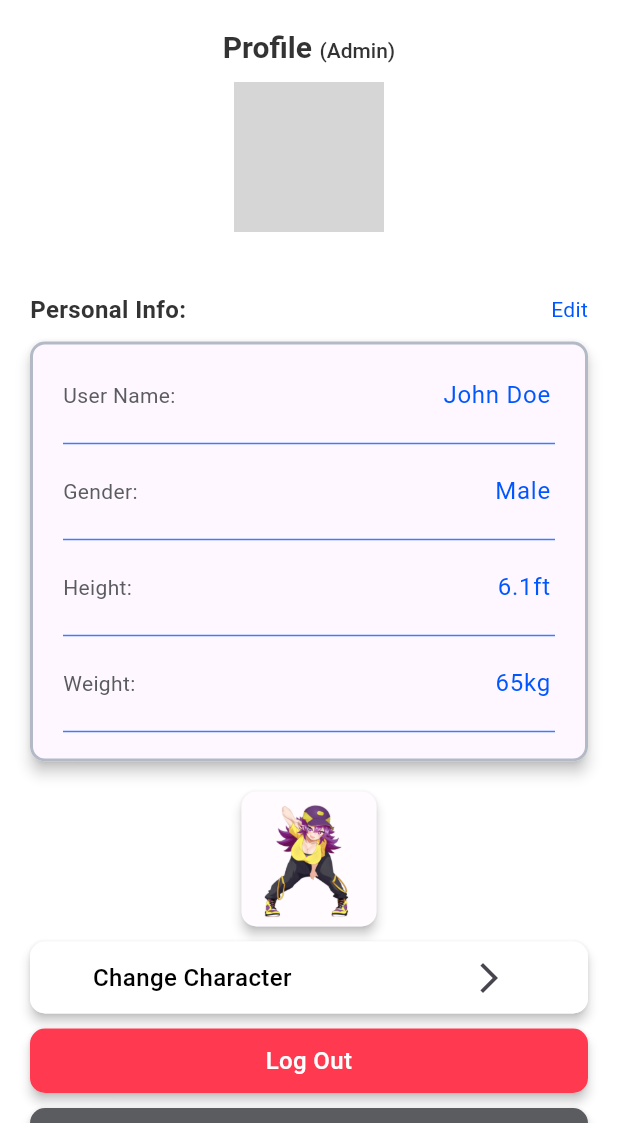
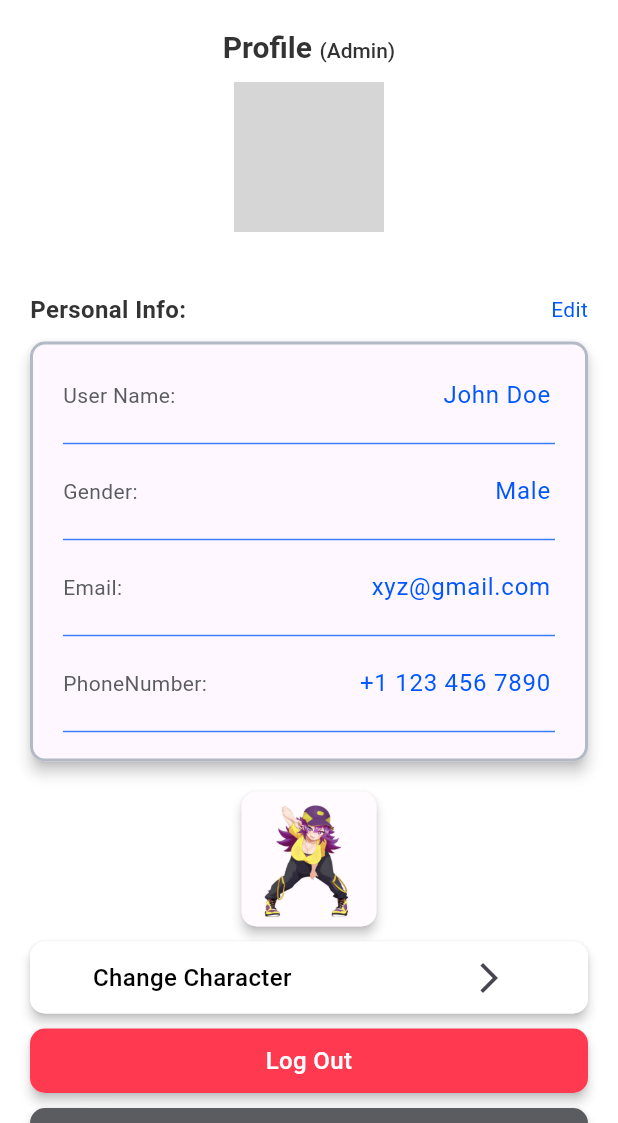
Before and after one commit to Borhan2004/Tracking-Apps, a Flutter app: the ProfileScreen screen opened directly, on a phone screen of 412 x 824 dp, the part 113-1236 px from its top. Run offline on Flutter 3.47's test engine with Material 3 defaults, Android fonts, the phone set to English and light mode, and no system bars; our stand-ins replace file_picker, fl_chart, flutter_otp_text_field, flutter_screenutil, geolocator, get and 4 more; accounts and stored records are empty; grey boxes are pictures that could not be loaded.

Commit message:
Added email and phone number.

```diff
--- a/lib/features/profile/controller/personal_info_controller.dart
+++ b/lib/features/profile/controller/personal_info_controller.dart
@@ -5,21 +5,21 @@ class PersonalInfoController extends GetxController {
   var isEditing = false.obs;
   var userName = "John Doe".obs;
   var gender = "Male".obs;
-  var height = "6.1ft".obs;
-  var weight = "65kg".obs;
+  var email = "xyz@gmail.com".obs;
+  var phoneNumber = "+1 123 456 7890".obs;
 
   late TextEditingController userNameController;
   late TextEditingController genderController;
-  late TextEditingController heightController;
-  late TextEditingController weightController;
+  late TextEditingController emailController;
+  late TextEditingController phoneNumberController;
 
   @override
   void onInit() {
     super.onInit();
     userNameController = TextEditingController(text: userName.value);
     genderController = TextEditingController(text: gender.value);
-    heightController = TextEditingController(text: height.value);
-    weightController = TextEditingController(text: weight.value);
+    emailController = TextEditingController(text: email.value);
+    phoneNumberController = TextEditingController(text: phoneNumber.value);
   }
 
   void toggleEdit() {
@@ -27,8 +27,8 @@ class PersonalInfoController extends GetxController {
     if (!isEditing.value) {
       userName.value = userNameController.text;
       gender.value = genderController.text;
-      height.value = heightController.text;
-      weight.value = weightController.text;
+      email.value = emailController.text;
+      phoneNumber.value = phoneNumberController.text;
     }
   }
 }
--- a/lib/features/profile/widget/personal_info.dart
+++ b/lib/features/profile/widget/personal_info.dart
@@ -73,15 +73,15 @@ class PersonalInfo extends StatelessWidget {
                   }),
                   Obx(() {
                     return CustomTextField(
-                      label: "Height:",
-                      controller: controller.heightController,
+                      label: "Email:",
+                      controller: controller.emailController,
                       isEditable: controller.isEditing.value,
                     );
                   }),
                   Obx(() {
                     return CustomTextField(
-                      label: "Weight:",
-                      controller: controller.weightController,
+                      label: "PhoneNumber:",
+                      controller: controller.phoneNumberController,
                       isEditable: controller.isEditing.value,
                     );
                   }),
```
